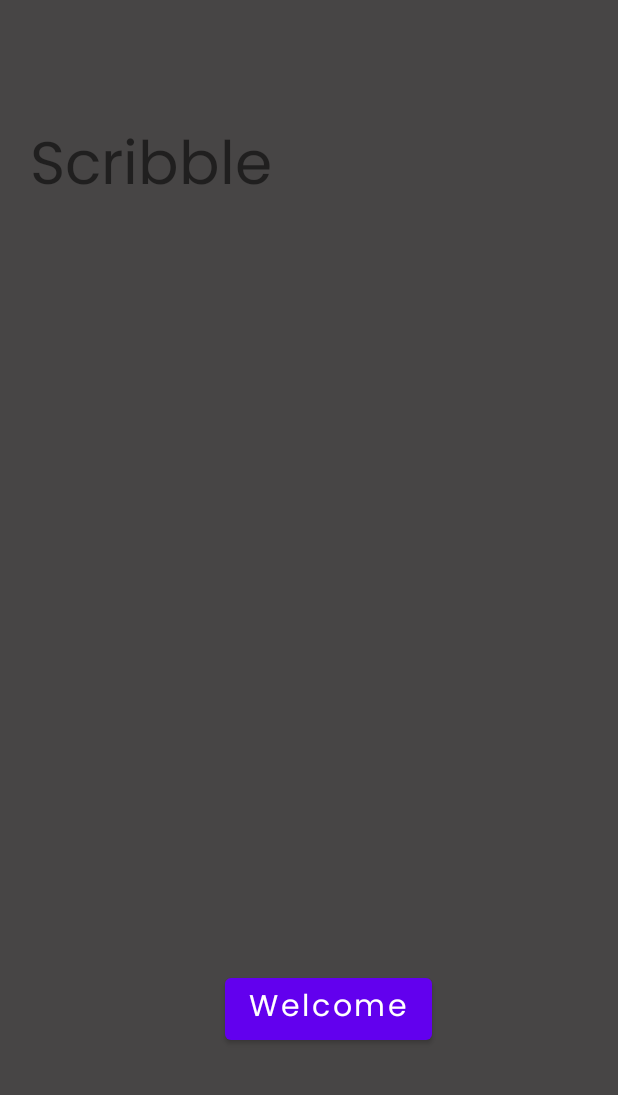
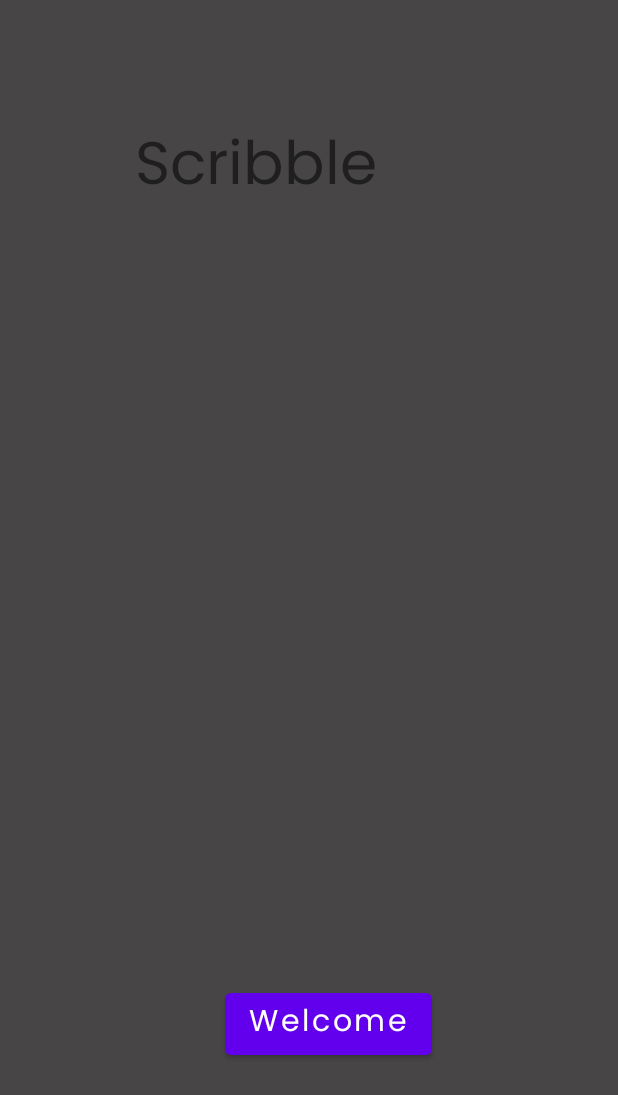
Before and after one commit to kevin2-cyber/Notes-Application, an Android app: the screen it shows after launch (MainActivity), on a phone screen of 412 x 824 dp. Shown: the top 1095 px of the screen. Run offline under Robolectric (Android 15) with nearby library versions, the phone set to English and light mode, and no system bars.

Commit message:
did some adjustments

```diff
--- a/Scribble/app/src/main/res/layout/activity_main.xml
+++ b/Scribble/app/src/main/res/layout/activity_main.xml
@@ -8,16 +8,17 @@
     android:padding="20dp"
     tools:context=".MainActivity">
 
+
     <TextView
         android:id="@+id/textView"
         android:layout_width="wrap_content"
         android:layout_height="wrap_content"
         android:fontFamily="@font/poppins"
+        android:gravity="center_horizontal"
+        android:paddingTop="60dp"
+        android:layout_marginStart="70dp"
         android:text="Hello World!"
-        android:paddingTop="60dp"
-        android:gravity="center"
         android:textSize="40sp" />
-
 
     <Button
         android:id="@+id/login_btn"
@@ -28,7 +29,7 @@
         android:textAllCaps="false"
         android:fontFamily="@font/poppins"
         android:textSize="20sp"
-        android:layout_marginTop="500dp"
+        android:layout_marginTop="510dp"
         android:layout_marginStart="130dp" />
 
 </LinearLayout>
```
